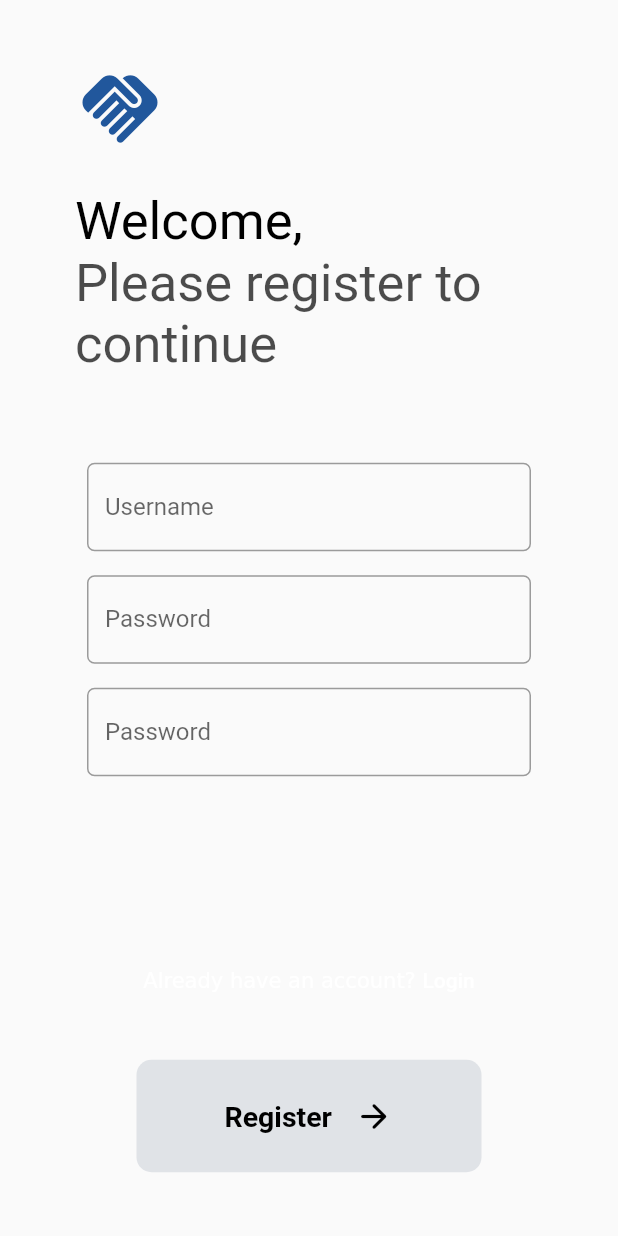
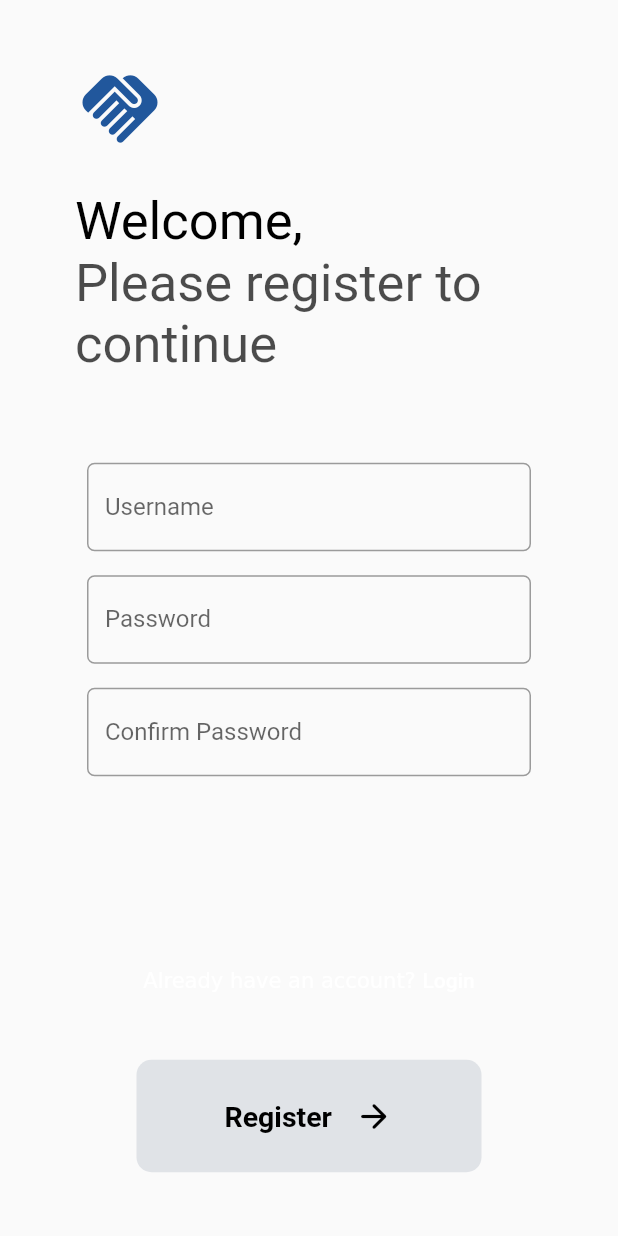
Before and after one commit to muhammadHaggy/proyek-akhir-canwe, a Flutter app: the RegisterPage screen opened directly, after a tap on "Register", on a phone screen of 412 x 824 dp. Run offline on Flutter 3.47's test engine with Material 2 defaults, Android fonts, the phone set to English and light mode, and no system bars; missing offline and left inert: pbp_django_auth.

Commit message:
add snackbar in register page

```diff
--- a/canwe/lib/auth/login.dart
+++ b/canwe/lib/auth/login.dart
@@ -150,7 +150,7 @@ class _LoginPageState extends State<LoginPage> {
                             'username': username,
                             'password': password,
                           });
-                          if (request.loggedIn) {
+                          if (request.loggedIn && response['status']) {
                             // Code here will run if the login succeeded.
                             print("Login Succesfull");
                             if (!mounted) return;
--- a/canwe/lib/auth/register.dart
+++ b/canwe/lib/auth/register.dart
@@ -1,4 +1,5 @@
 import 'package:canwe/auth/login.dart';
+import 'package:canwe/auth/profile.dart';
 import 'package:flutter/gestures.dart';
 import 'package:flutter/material.dart';
 import 'package:flutter/src/widgets/container.dart';
@@ -124,7 +125,7 @@ class _RegisterPageState extends State<RegisterPage> {
                               obscureText: true,
                               decoration: InputDecoration(
                                   hintText: 'Enter your password again!',
-                                  labelText: "Password",
+                                  labelText: "Confirm Password",
                                   border: OutlineInputBorder(
                                     borderRadius: BorderRadius.circular(5.0),
                                   )),
@@ -178,12 +179,34 @@ class _RegisterPageState extends State<RegisterPage> {
                                 'password1': password1,
                                 'password2': password2,
                               });
-                          if (request.loggedIn) {
+                          if (request.loggedIn && response['status']) {
                             // Code here will run if the login succeeded.
                             print("Register Successfull");
+                            if (!mounted) return;
+                            ScaffoldMessenger.of(context).showSnackBar(SnackBar(
+                              content: Text(
+                                response['message'],
+                                style: const TextStyle(),
+                              ),
+                            ));
+                            Future.delayed(
+                                Duration(seconds: 1),
+                                () => Navigator.of(context).push(
+                                      MaterialPageRoute(
+                                        builder: (context) => ProfilePage(),
+                                      ),
+                                    ));
                           } else {
                             // Code here will run if the login failed (wrong username/password).
                             print("Register Failed");
+                            if (!mounted) return;
+                            ScaffoldMessenger.of(context).showSnackBar(SnackBar(
+                              content: Text(
+                                response['message'],
+                                style: const TextStyle(),
+                              ),
+                              backgroundColor: Colors.red,
+                            ));
                           }
                         },
                         child: Container(
```
